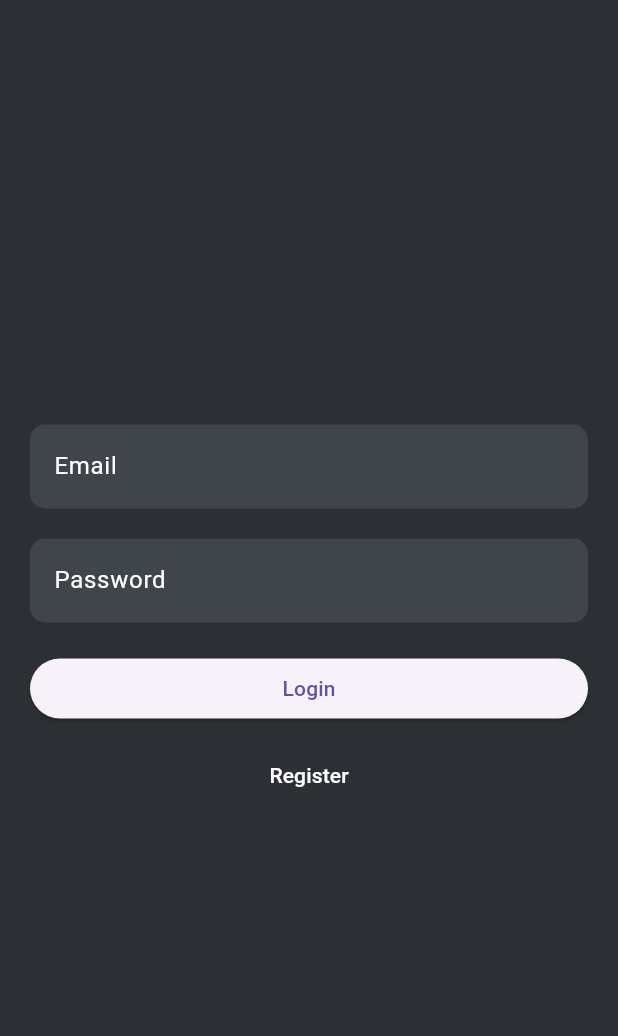
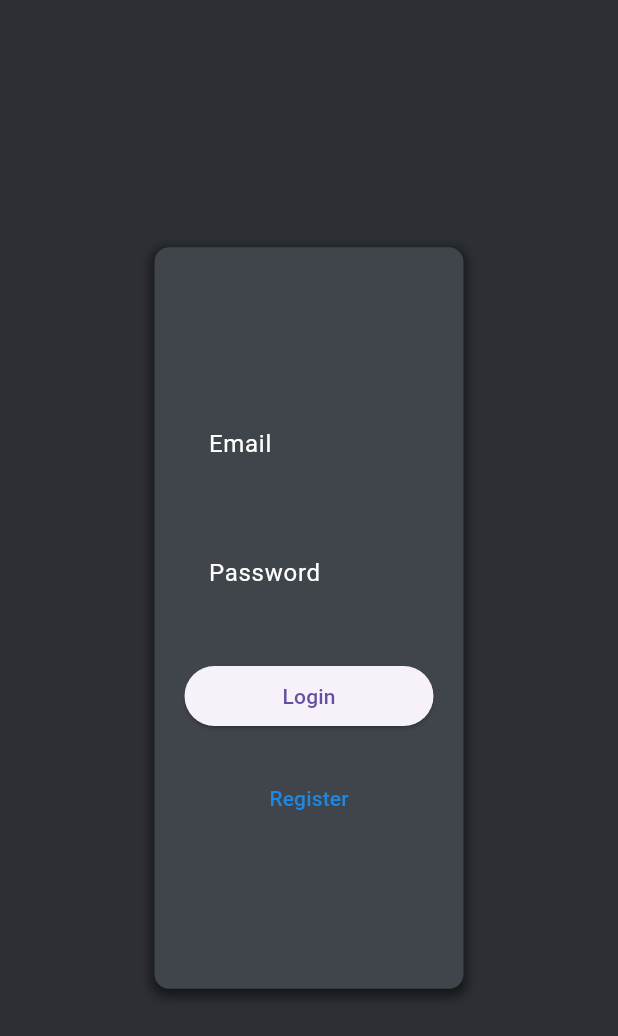
Before and after one commit to 0marContreras/BIScord-frontend, a Flutter app: the screen it shows after launch, on a phone screen of 412 x 824 dp. Shown: the top 1036 px of the screen. Run offline on Flutter 3.47's test engine with Material 3 defaults, Android fonts, the phone set to English and light mode, and no system bars; our stand-ins replace socket_io_client.

Commit message:
Simple changes to login and register, adding the socket code to the lib

```diff
--- a/lib/login.dart
+++ b/lib/login.dart
@@ -8,14 +8,35 @@ class LoginPage extends StatelessWidget {
 
   @override
   Widget build(BuildContext context) {
+    // Obtener el tamaño mínimo permitido para el contenedor, investigar como definir dimensiones para movil sepradas de web
+    final double minContainerWidth = MediaQuery.of(context).size.width * 0.5;
+    final double minContainerHeight = MediaQuery.of(context).size.height * 0.4;
     return Scaffold(
       backgroundColor: Color(0xFF2C2F33),
-      body: Padding(
-        padding: EdgeInsets.all(20),
+      body: Center(
+        child: Container(
+          width: MediaQuery.of(context).size.width * 0.5, // Utiliza el 0% del ancho disponible,
+          height: MediaQuery.of(context).size.height * 0.6,
+          padding: const EdgeInsets.all(20),
+          constraints: BoxConstraints(minWidth: minContainerWidth, minHeight: minContainerHeight,), // Establecer el ancho mínimo del contenedor
+          decoration: BoxDecoration(
+            color: Color(0xFF40444B),
+            borderRadius: BorderRadius.circular(10),
+            boxShadow: [
+              BoxShadow(
+                color: Colors.black.withOpacity(0.5), // Color y opacidad de la sombra
+                spreadRadius: 2, // El radio de extensión de la sombra
+                blurRadius: 5, // El radio de desenfoque de la sombra
+                offset: Offset(0, 3), // La distancia de desplazamiento de la sombra
+              ),
+            ],
+          ),
           child: Column(
             mainAxisAlignment: MainAxisAlignment.center,
             children: [
-            TextField(
+              Container(
+                width: 600,
+                child: TextField(
                   controller: emailController,
                   style: TextStyle(color: Colors.white),
                   decoration: InputDecoration(
@@ -29,8 +50,11 @@ class LoginPage extends StatelessWidget {
                     ),
                   ),
                 ),
-            SizedBox(height: 20),
-            TextField(
+              ),
+              const SizedBox(height: 30),
+              Container(
+                width: 600,
+                child: TextField(
                   controller: passwordController,
                   style: TextStyle(color: Colors.white),
                   decoration: InputDecoration(
@@ -45,23 +69,24 @@ class LoginPage extends StatelessWidget {
                   ),
                   obscureText: true,
                 ),
-            SizedBox(height: 20),
+              ),
+              const SizedBox(height: 30),
               SizedBox(
-              width: double.infinity,
+                width: 250,
                 child: ElevatedButton(
                   onPressed: () {
                     // Supongamos que la autenticación es exitosa
-                  // Navega a la página principal (GeneralPage)
+                    // Navega a la página principal, general
                     Navigator.pushReplacement(
                       context,
                       MaterialPageRoute(builder: (context) => GeneralPage()),
                       result: false, // Esto indica que esta ruta no es un resultado
                     );
                   },
-                child: Text('Login'),
+                  child: const Text('Login'),
                 ),
               ),
-            SizedBox(height: 10),
+              const SizedBox(height: 20),
               TextButton(
                 onPressed: () {
                   // Navega a la página de registro
@@ -72,12 +97,13 @@ class LoginPage extends StatelessWidget {
                 },
                 child: Text(
                   'Register',
-                style: TextStyle(color: Colors.white),
+                  style: TextStyle(color: Colors.blue.shade600,),
                 ),
               ),
             ],
           ),
         ),
+      ),
     );
   }
 }
--- a/lib/main.dart
+++ b/lib/main.dart
@@ -1,5 +1,9 @@
+import 'package:biscord/chatscreen.dart';
+import 'login.dart';
+import 'register.dart';
 import 'package:flutter/material.dart';
-import 'login.dart';
+import 'package:flutter/widgets.dart';
+
 
 void main() {
   runApp(MyApp());
@@ -7,14 +11,21 @@ void main() {
 
 class MyApp extends StatelessWidget {
   @override
-  Widget build(BuildContext context) {
+  Widget build(BuildContext context){
     return MaterialApp(
-      title: 'Flutter Discord Clone',
+      title: "VsCord",
       theme: ThemeData(
-        primarySwatch: Colors.blue,
+        primarySwatch: Colors.deepPurple,
         visualDensity: VisualDensity.adaptivePlatformDensity,
+
       ),
-      home: LoginPage(),
+    home: LoginPage(),
+
+
     );
+
   }
+
+  // This widget is the root of your application.
+
 }
--- a/pubspec.yaml
+++ b/pubspec.yaml
@@ -9,6 +9,7 @@ environment:
 dependencies:
   flutter:
     sdk: flutter
+  socket_io_client: ^2.0.3+1
 
 dev_dependencies:
   flutter_test:
```
Also changed, not shown: lib/chatscreen.dart (added, +106 -0 lines), lib/register.dart (+35 -2 lines), pubspec.lock. Lines whose indentation alone changed are shown as unchanged.
